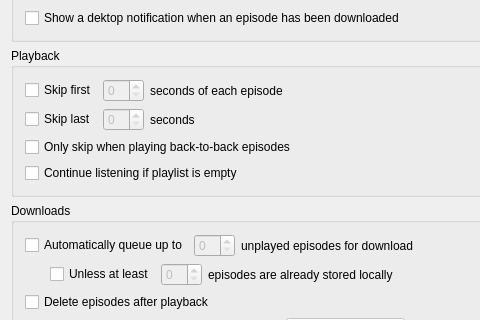
Old version of the form podcatcher/Resources/ui/windows/FeedSettingsWindow.ui in the repository lostrootpass/alphagem; both pictures show x 0 to 480 and y 331 to 651 of the 569 by 780 pixel window.
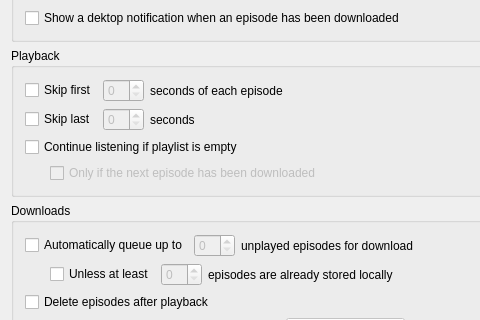
New version of the form. Icons and pictures are not drawn.

Commit message: Continuous playback in feeds

Diff of the .ui file:
```diff
--- a/podcatcher/Resources/ui/windows/FeedSettingsWindow.ui
+++ b/podcatcher/Resources/ui/windows/FeedSettingsWindow.ui
@@ -328,22 +328,32 @@
        </layout>
       </item>
       <item row="2" column="0">
-       <widget class="QCheckBox" name="skipBackToBackCheckBox">
-        <property name="whatsThis">
-         <string/>
-        </property>
-        <property name="text">
-         <string>Only skip when playing back-to-back episodes</string>
-        </property>
-       </widget>
-      </item>
-      <item row="3" column="0">
        <widget class="QCheckBox" name="continueListeningCheckBox">
         <property name="text">
          <string>Continue listening if playlist is empty</string>
         </property>
        </widget>
       </item>
+      <item row="3" column="0">
+       <layout class="QHBoxLayout" name="horizontalLayout">
+        <property name="leftMargin">
+         <number>25</number>
+        </property>
+        <item>
+         <widget class="QCheckBox" name="continueListeningDownloadCheckBox">
+          <property name="enabled">
+           <bool>false</bool>
+          </property>
+          <property name="whatsThis">
+           <string>The next unplayed episode will only be queued if it has already been downloaded.</string>
+          </property>
+          <property name="text">
+           <string>Only if the next episode has been downloaded</string>
+          </property>
+         </widget>
+        </item>
+       </layout>
+      </item>
      </layout>
     </widget>
    </item>
```
Left out of the diff: 6 changed lines with no effect on the pictures. The commit also changes 13 other files.
